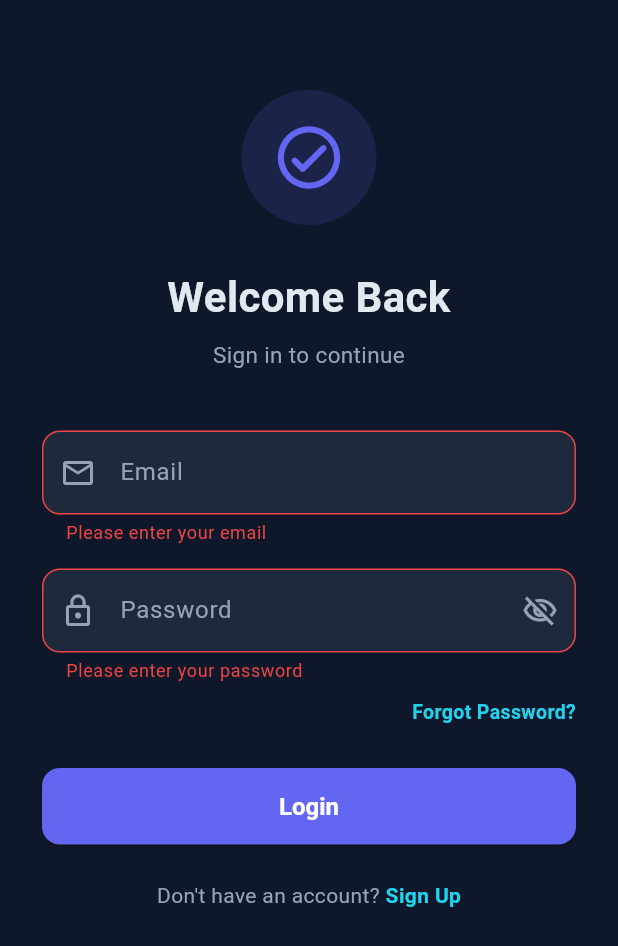
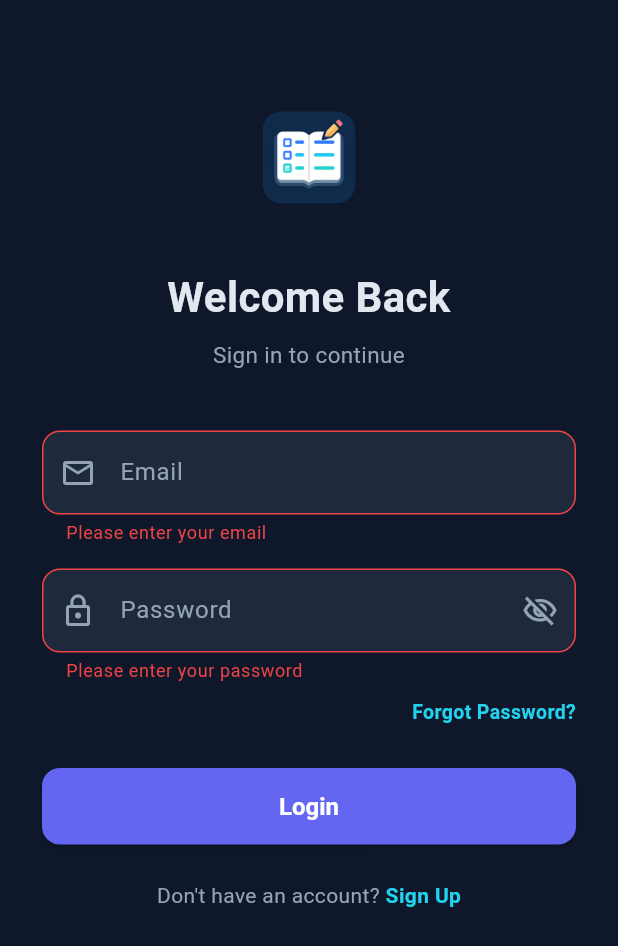
Before and after one commit to shershahx/ToDo_List, a Flutter app: the screen it shows after launch, after a tap on "Login", on a phone screen of 412 x 824 dp. Shown: the top 946 px of the screen. Run offline on Flutter 3.47's test engine with Material 3 defaults, Android fonts, the light colour scheme and no system bars.

Commit message:
Added loading screen and updated in-app icon.

```diff
--- a/lib/main.dart
+++ b/lib/main.dart
@@ -1,5 +1,5 @@
 import 'package:flutter/material.dart';
-import 'package:to_do_list/screens/login_screen.dart';
+import 'package:to_do_list/screens/splash_screen.dart';
 import 'package:to_do_list/utils/colors.dart';
 
 void main() {
@@ -59,7 +59,7 @@ class MyApp extends StatelessWidget {
         ),
         useMaterial3: true,
       ),
-      home: const LoginScreen(),
+      home: const SplashScreen(),
     );
   }
 }
--- a/lib/screens/login_screen.dart
+++ b/lib/screens/login_screen.dart
@@ -76,18 +76,10 @@ class _LoginScreenState extends State<LoginScreen> {
                 const SizedBox(height: 60.0),
 
                 // app icon
-                Container(
+                const Image(
+                  image: AssetImage('assets/icon/icon.png'),
                   width: 90,
                   height: 90,
-                  decoration: BoxDecoration(
-                    color: AppColors.primary.withValues(alpha: 0.15),
-                    shape: BoxShape.circle,
-                  ),
-                  child: const Icon(
-                    Icons.check_circle_outline_rounded,
-                    size: 50,
-                    color: AppColors.primary,
-                  ),
                 ),
                 const SizedBox(height: 28.0),
 
--- /dev/null
+++ b/lib/screens/splash_screen.dart
@@ -0,0 +1,38 @@
+import 'package:flutter/material.dart';
+import 'package:to_do_list/screens/login_screen.dart';
+import 'package:to_do_list/utils/colors.dart';
+
+class SplashScreen extends StatefulWidget {
+  const SplashScreen({super.key});
+
+  @override
+  State<SplashScreen> createState() => _SplashScreenState();
+}
+
+class _SplashScreenState extends State<SplashScreen> {
+  @override
+  void initState() {
+    super.initState();
+    Future.delayed(const Duration(seconds: 2), () {
+      if (!mounted) return;
+      Navigator.pushReplacement(
+        context,
+        MaterialPageRoute(builder: (context) => const LoginScreen()),
+      );
+    });
+  }
+
+  @override
+  Widget build(BuildContext context) {
+    return const Scaffold(
+      backgroundColor: AppColors.background,
+      body: Center(
+        child: Image(
+          image: AssetImage('assets/icon/icon.png'),
+          width: 120,
+          height: 120,
+        ),
+      ),
+    );
+  }
+}
--- a/pubspec.yaml
+++ b/pubspec.yaml
@@ -69,6 +69,9 @@ flutter:
   # the material Icons class.
   uses-material-design: true
 
+  assets:
+    - assets/icon/
+
   fonts:
     - family: Roboto
       fonts:
```
